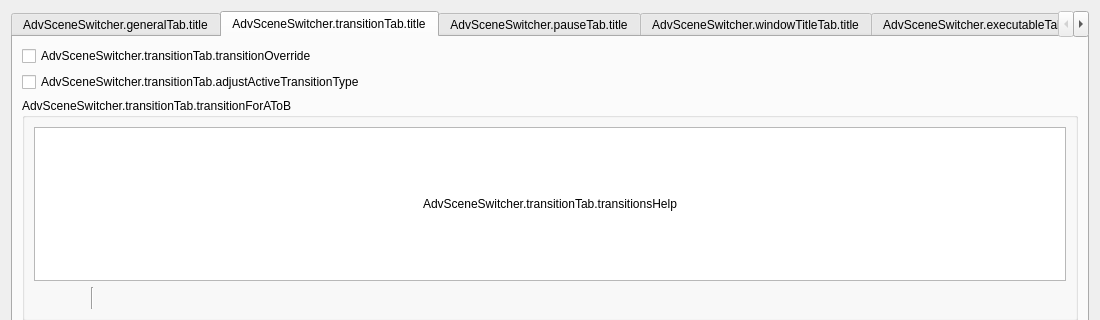
Old version of the form forms/advanced-scene-switcher.ui in the repository WarmUpTill/SceneSwitcher; both pictures show x 0 to 1100 and y 0 to 320 of the 1100 by 600 pixel window.
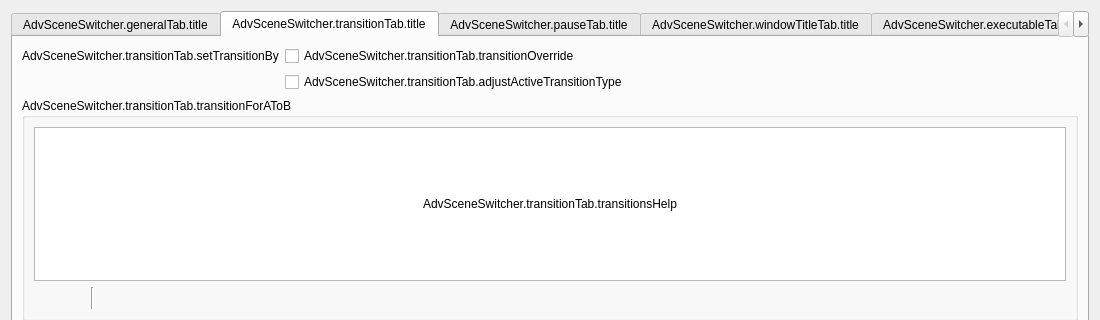
New version of the form. The open tabs and pages were chosen to show the change. Icons and pictures are not drawn.

Commit message: Adjust layout and locale

Diff of the .ui file:
```diff
--- a/forms/advanced-scene-switcher.ui
+++ b/forms/advanced-scene-switcher.ui
@@ -566,18 +566,42 @@
       </attribute>
       <layout class="QVBoxLayout" name="verticalLayout_15">
        <item>
-        <widget class="QCheckBox" name="transitionOverridecheckBox">
-         <property name="text">
-          <string>AdvSceneSwitcher.transitionTab.transitionOverride</string>
-         </property>
-        </widget>
-       </item>
-       <item>
+        <layout class="QGridLayout" name="gridLayout_5">
+         <item row="1" column="1">
         <widget class="QCheckBox" name="adjustActiveTransitionType">
          <property name="text">
           <string>AdvSceneSwitcher.transitionTab.adjustActiveTransitionType</string>
          </property>
         </widget>
+         </item>
+         <item row="0" column="0">
+          <widget class="QLabel" name="label_12">
+           <property name="text">
+            <string>AdvSceneSwitcher.transitionTab.setTransitionBy</string>
+           </property>
+          </widget>
+         </item>
+         <item row="0" column="1">
+          <widget class="QCheckBox" name="transitionOverridecheckBox">
+           <property name="text">
+            <string>AdvSceneSwitcher.transitionTab.transitionOverride</string>
+           </property>
+          </widget>
+         </item>
+         <item row="0" column="2">
+          <spacer name="horizontalSpacer_9">
+           <property name="orientation">
+            <enum>Qt::Horizontal</enum>
+           </property>
+           <property name="sizeHint" stdset="0">
+            <size>
+             <width>40</width>
+             <height>20</height>
+            </size>
+           </property>
+          </spacer>
+         </item>
+        </layout>
        </item>
        <item>
         <widget class="QGroupBox" name="transitionsGroup">
```
Lines whose indentation alone changed are shown as unchanged. The commit also changes 2 other files.
